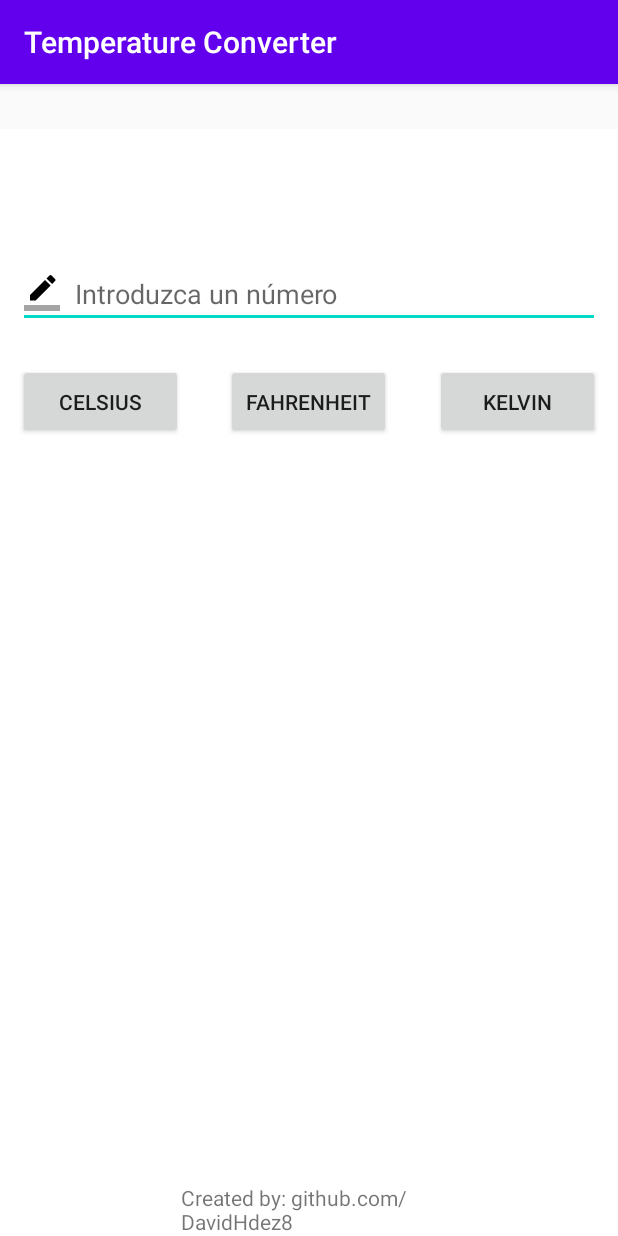
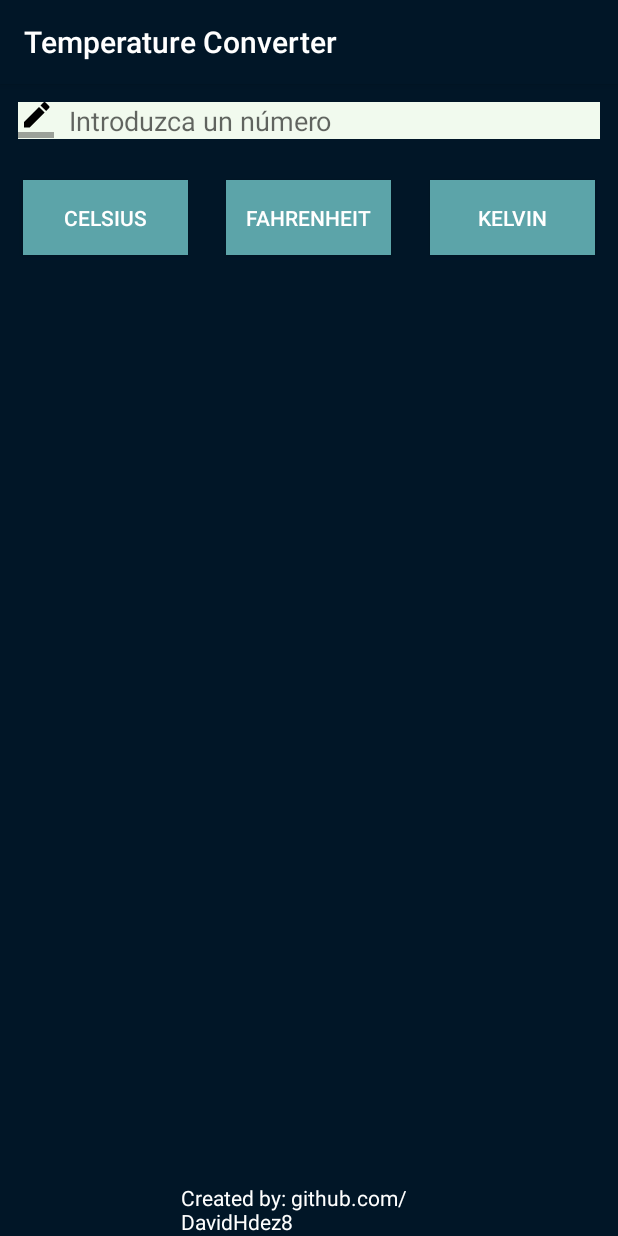
Before and after one commit to DavidHdez8/temperature-converter, an Android app: the screen it shows after launch (MainActivity), on a phone screen of 412 x 824 dp. Run offline under Robolectric (Android 15) with nearby library versions, the phone set to English and light mode, and no system bars.

Commit message:
Rediseño de la activity

```diff
--- a/app/src/main/java/github/com_davidhdez8/converter/MainActivity.java
+++ b/app/src/main/java/github/com_davidhdez8/converter/MainActivity.java
@@ -88,5 +88,4 @@ public class MainActivity extends AppCompatActivity {
         double operation = (a*1.8)-459.67;
         return operation;
     }
-
 }
--- a/app/src/main/res/layout/activity_main.xml
+++ b/app/src/main/res/layout/activity_main.xml
@@ -4,76 +4,78 @@
     xmlns:tools="http://schemas.android.com/tools"
     android:layout_width="match_parent"
     android:layout_height="match_parent"
-    android:background="@android:color/white"
+    android:background="@color/colorPrimary"
     tools:context=".MainActivity"
-    android:layout_marginTop="30dp"
     >
-
-    <TextView
-        android:id="@+id/tvMainText"
-        android:layout_alignParentStart="true"
-        android:layout_alignParentTop="true"
-        android:layout_width="170dp"
-        android:layout_height="55dp"
-        android:layout_marginTop="20dp"
-        android:layout_marginStart="15dp"
-        tools:text="@string/MainText"
-        />
 
     <EditText
         android:id="@+id/etAddNumber"
-        android:layout_margin="12dp"
-        android:drawablePadding="10dp"
-        android:layout_below="@+id/tvMainText"
-        android:drawableStart="@drawable/vector_editor"
         android:layout_width="match_parent"
         android:layout_height="wrap_content"
-        android:layout_marginTop="20dp"
-        android:hint="@string/hint_addNumber" />
+        android:layout_marginStart="12dp"
+        android:layout_marginTop="12dp"
+        android:layout_marginEnd="12dp"
+        android:layout_marginBottom="12dp"
+        android:background="#f1faee"
+        android:drawableStart="@drawable/vector_editor"
+        android:drawablePadding="10dp"
+        android:hint="@string/hint_addNumber"
+        android:inputType="number|numberDecimal" />
 
     <TextView
         android:id="@+id/tvResult"
-        android:layout_width="250dp"
+        android:layout_width="300dp"
         android:layout_height="30dp"
         android:layout_below="@+id/btnCelsius"
         android:layout_marginStart="10dp"
+        android:textColor="#ffffff"
+        android:textSize="25dp"
         />
 
     <TextView
         android:id="@+id/tvResult2"
-        android:layout_width="250dp"
+        android:layout_width="300dp"
         android:layout_height="30dp"
         android:layout_below="@+id/tvResult"
         android:layout_marginStart="10dp"
+        android:textColor="#ffffff"
+        android:textSize="25dp"
         />
 
     <Button
         android:id="@+id/btnCelsius"
+        android:background="@color/colorSecundary"
         android:layout_below="@id/etAddNumber"
         android:layout_alignParentStart="true"
-        android:layout_margin="12dp"
+        android:layout_margin="15dp"
         android:layout_width="110dp"
         android:layout_height="50dp"
         android:text="@string/button_celsius"
+        android:textColor="#ffffff"
         />
 
     <Button
         android:id="@+id/btnFahrenheit"
+        android:background="@color/colorSecundary"
         android:layout_below="@+id/etAddNumber"
         android:layout_centerHorizontal="true"
-        android:layout_margin="12dp"
+        android:layout_margin="15dp"
         android:layout_width="110dp"
         android:layout_height="50dp"
-        android:text="@string/button_fahrenheit" />
+        android:text="@string/button_fahrenheit"
+        android:textColor="#ffffff"
+        />
 
     <Button
         android:id="@+id/btnKelvin"
+        android:background="@color/colorSecundary"
         android:layout_below="@+id/etAddNumber"
         android:layout_alignParentEnd="true"
-        android:layout_margin="12dp"
+        android:layout_margin="15dp"
         android:layout_width="110dp"
         android:layout_height="50dp"
         android:text="@string/button_kelvin"
+        android:textColor="#ffffff"
         />
 
     <TextView
@@ -83,6 +85,7 @@
         android:layout_width="170dp"
         android:layout_height="wrap_content"
         android:text="@string/txt_about"
+        android:textColor="#ffffff"
         />
 
 </RelativeLayout>
--- a/app/src/main/res/values/colors.xml
+++ b/app/src/main/res/values/colors.xml
@@ -1,6 +1,8 @@
 <?xml version="1.0" encoding="utf-8"?>
 <resources>
-    <color name="colorPrimary">#6200EE</color>
+    <color name="colorPrimary">#011627</color>
+    <color name="colorSecundary">#5ca4a9</color>
     <color name="colorPrimaryDark">#3700B3</color>
     <color name="colorAccent">#03DAC5</color>
+    <color name="colorText">#ffffff</color>
 </resources>
--- a/app/src/main/res/values/strings.xml
+++ b/app/src/main/res/values/strings.xml
@@ -3,8 +3,7 @@
     <string name="result_celsius">Result celsius</string>
     <string name="result_fahrenheit">Result Fahrenheit</string>
     <string name="result_kelvin">Result Kelvin</string>
-    <string name="MainText">Convertidor de grados.
-    Introduce el total de grados</string>
+    <string name="MainText">Convertidor de temperatura.</string>
     <string name="hint_addNumber">Introduzca un número</string>
     <string name="button_fahrenheit">Fahrenheit</string>
     <string name="button_kelvin">Kelvin</string>
```
